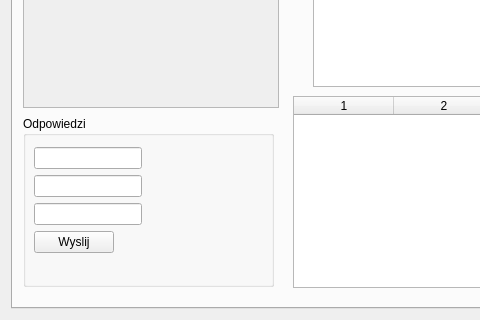
Qt form ClientGui/mywidget.ui (homoglobina/ProjektSK2.2) before a commit; both pictures show x 0 to 480 and y 201 to 521 of the 637 by 521 pixel window.
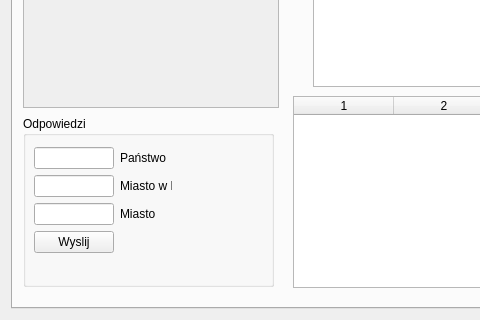
The same form after that commit.

Commit message: Category labels

```diff
--- a/ClientGui/mywidget.ui
+++ b/ClientGui/mywidget.ui
@@ -271,12 +271,33 @@
          <item row="0" column="0">
           <widget class="QLineEdit" name="answerEdit1"/>
          </item>
-         <item row="2" column="0">
-          <widget class="QLineEdit" name="answerEdit3"/>
+         <item row="0" column="1">
+          <widget class="QLabel" name="label_3">
+           <property name="text">
+            <string>Państwo</string>
+           </property>
+          </widget>
          </item>
          <item row="1" column="0">
           <widget class="QLineEdit" name="answerEdit2"/>
          </item>
+         <item row="1" column="1">
+          <widget class="QLabel" name="label_4">
+           <property name="text">
+            <string>Miasto w PL</string>
+           </property>
+          </widget>
+         </item>
+         <item row="2" column="0">
+          <widget class="QLineEdit" name="answerEdit3"/>
+         </item>
+         <item row="2" column="1">
+          <widget class="QLabel" name="miastoLabel">
+           <property name="text">
+            <string>Miasto</string>
+           </property>
+          </widget>
+         </item>
          <item row="3" column="0">
           <widget class="QPushButton" name="sendAnswersButton">
            <property name="text">
```
The commit also changes 1 other file.
